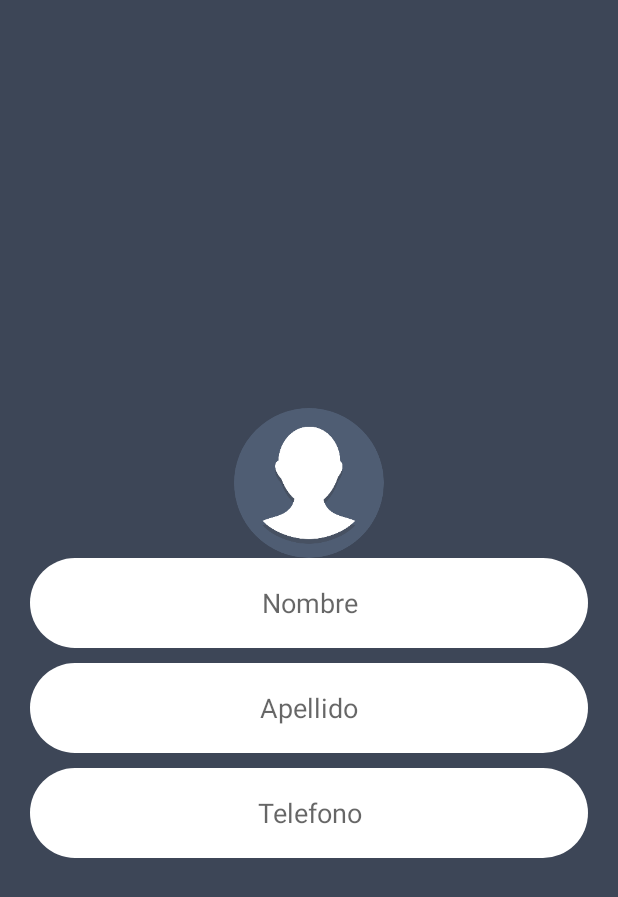
After one commit to cccorona/GembaParthner, an Android app: the layout fragment_wizard_fragment_profile.xml on its own in the app's theme, with its tools: preview values and no code run, on a phone screen of 412 x 824 dp. The commit adds this screen. Shown: the top 897 px of the screen. Run offline under Robolectric (Android 15) with nearby library versions, the phone set to English and light mode, and no system bars.

Commit message:
Add Wizard Activity  and Wizard Step fragmen for profile.

```diff
--- a/app/src/main/AndroidManifest.xml
+++ b/app/src/main/AndroidManifest.xml
@@ -14,7 +14,7 @@
         <activity
             android:name=".MainActivity"
             android:label="@string/app_name"
-            android:theme="@style/AppTheme.NoActionBar"></activity>
+            android:theme="@style/AppTheme.NoActionBar" />
         <activity
             android:name=".activities.SplashActivity"
             android:configChanges="orientation|keyboardHidden|screenSize"
@@ -26,9 +26,7 @@
             </intent-filter>
         </activity>
         <activity android:name=".activities.LoginRegisterActivity" />
-        <activity
-            android:name=".activities.tab"
-            android:label="@string/title_activity_tab"></activity>
+        <activity android:name=".activities.WizardActivity"></activity>
     </application>
 
 </manifest>
--- a/app/src/main/java/mx/com/cesarcorona/gembaparthner/MainActivity.java
+++ b/app/src/main/java/mx/com/cesarcorona/gembaparthner/MainActivity.java
@@ -122,8 +122,6 @@ public class MainActivity extends AppCompatActivity implements NavigationView.On
 
         } else if (id == R.id.nav_share) {
 
-        } else if (id == R.id.nav_send) {
-
         }
 
         DrawerLayout drawer = (DrawerLayout) findViewById(R.id.drawer_layout);
--- a/app/src/main/java/mx/com/cesarcorona/gembaparthner/activities/SplashActivity.java
+++ b/app/src/main/java/mx/com/cesarcorona/gembaparthner/activities/SplashActivity.java
@@ -49,7 +49,7 @@ public class SplashActivity extends AppCompatActivity {
                     TimerTask task = new TimerTask() {
                         @Override
                         public void run() {
-                            Intent loggedIntend = new Intent(SplashActivity.this,MainActivity.class);
+                            Intent loggedIntend = new Intent(SplashActivity.this,WizardActivity.class);
                             startActivity(loggedIntend);
                             finish();
                         }
--- /dev/null
+++ b/app/src/main/res/layout/fragment_wizard_fragment_profile.xml
@@ -0,0 +1,77 @@
+<FrameLayout xmlns:android="http://schemas.android.com/apk/res/android"
+    xmlns:tools="http://schemas.android.com/tools"
+    android:layout_width="match_parent"
+    android:layout_height="match_parent"
+    android:background="@color/colorGray"
+    tools:context="mx.com.cesarcorona.gembaparthner.fragments.WizardFragmentProfile">
+
+
+    <LinearLayout
+        android:layout_gravity="center"
+        android:orientation="vertical"
+        android:gravity="center"
+        android:layout_marginTop="10dp"
+        android:layout_width="match_parent"
+        android:layout_height="wrap_content">
+
+
+        <de.hdodenhof.circleimageview.CircleImageView
+            android:id="@+id/profile_picture"
+            android:src="@drawable/if_profle_1055000"
+            android:layout_width="100dp"
+            android:layout_height="100dp" />
+
+        <EditText
+            android:singleLine="true"
+            android:lines="1"
+            android:imeOptions="actionNext"
+            android:id="@+id/nombre_field"
+            android:gravity="center"
+            android:hint="Nombre"
+            android:background="@drawable/rounded_big"
+            android:layout_marginLeft="20dp"
+            android:layout_marginRight="20dp"
+            android:layout_width="match_parent"
+            android:layout_height="60dp" />
+
+        <EditText
+            android:lines="1"
+            android:singleLine="true"
+            android:imeOptions="actionNext"
+            android:id="@+id/apellido_field"
+            android:gravity="center"
+            android:hint="Apellido"
+            android:background="@drawable/rounded_big"
+            android:layout_marginLeft="20dp"
+            android:layout_marginRight="20dp"
+            android:layout_marginTop="10dp"
+            android:layout_width="match_parent"
+            android:layout_height="60dp" />
+
+        <EditText
+            android:lines="1"
+            android:singleLine="true"
+            android:imeOptions="actionDone"
+            android:id="@+id/telefono_field"
+            android:gravity="center"
+            android:inputType="number"
+            android:hint="Telefono"
+            android:background="@drawable/rounded_big"
+            android:layout_marginLeft="20dp"
+            android:layout_marginRight="20dp"
+            android:layout_marginTop="10dp"
+            android:layout_width="match_parent"
+            android:layout_height="60dp" />
+
+
+
+
+
+
+
+
+    </LinearLayout>
+
+
+
+</FrameLayout>
--- a/app/src/main/res/values/strings.xml
+++ b/app/src/main/res/values/strings.xml
@@ -19,5 +19,9 @@
     <string name="title_dashboard">Dashboard</string>
     <string name="title_notifications">Notifications</string>
 
+    <!-- TODO: Remove or change this placeholder text -->
+    <string name="hello_blank_fragment">Hello blank fragment</string>
+    <string name="fill_all_fields">Rellena todos los campos para continuar</string>
+
 
 </resources>
--- a/build.gradle
+++ b/build.gradle
@@ -19,6 +19,9 @@ buildscript {
 allprojects {
     repositories {
         jcenter()
+        maven {
+            url "https://maven.google.com"
+        }
     }
 }
 
```
Also changed, not shown: app/build.gradle (+11 -4 lines), app/src/main/java/mx/com/cesarcorona/gembaparthner/activities/WizardActivity.java (added, +48 -0 lines), app/src/main/java/mx/com/cesarcorona/gembaparthner/activities/tab.java (deleted, +0 -47 lines), app/src/main/java/mx/com/cesarcorona/gembaparthner/adapters/WizardAdapter.java (added, +71 -0 lines), app/src/main/java/mx/com/cesarcorona/gembaparthner/fragments/WizardFragmentDocuments.java (added, +46 -0 lines), app/src/main/java/mx/com/cesarcorona/gembaparthner/fragments/WizardFragmentPlace.java (added, +46 -0 lines), app/src/main/java/mx/com/cesarcorona/gembaparthner/fragments/WizardFragmentProfile.java (added, +102 -0 lines), app/src/main/res/layout/activity_tab.xml (deleted, +0 -37 lines), app/src/main/res/layout/activity_wizard.xml (added, +13 -0 lines), app/src/main/res/drawable-xxhdpi/if_profle_1055000.png (added).
